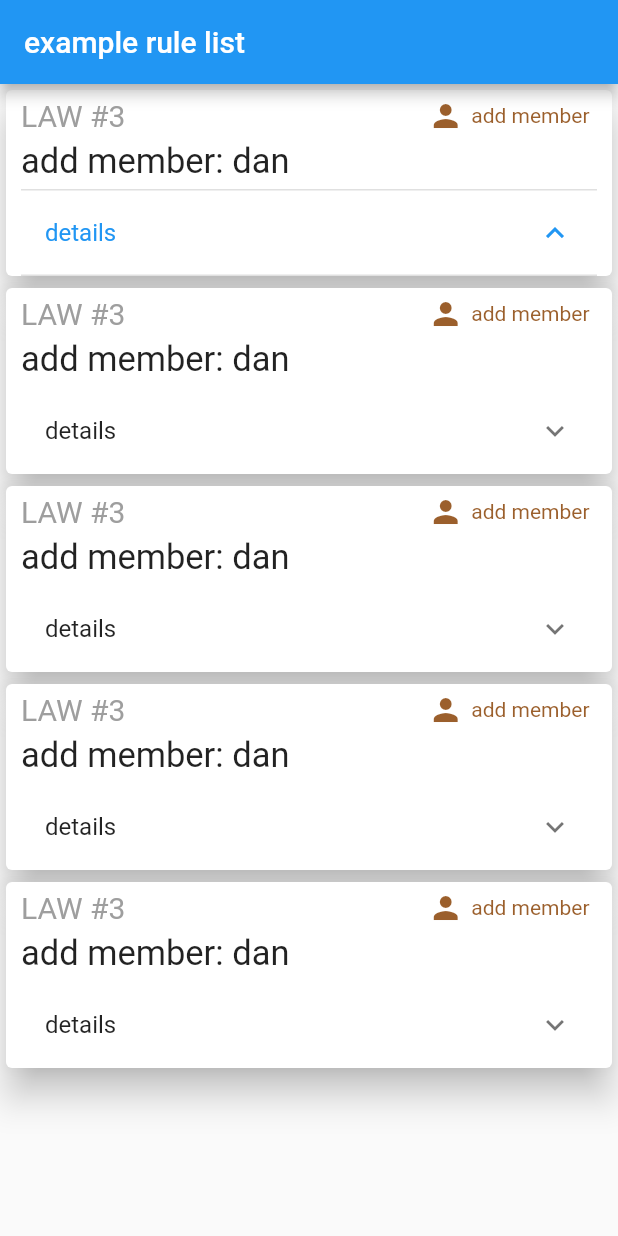
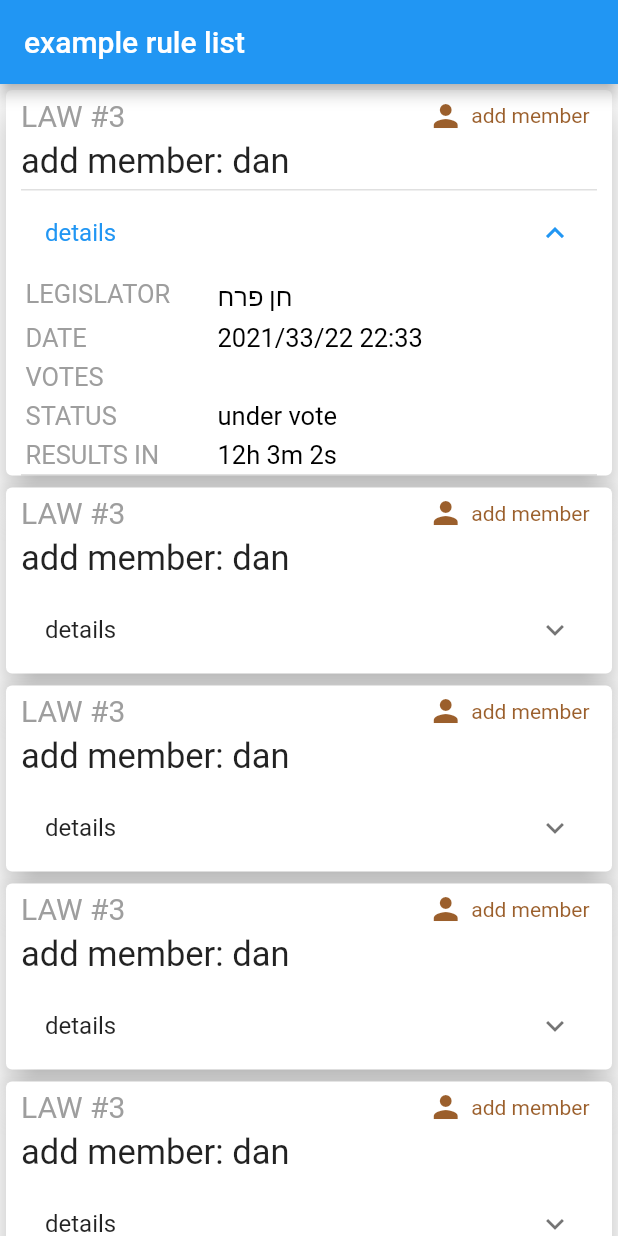
Before and after one commit to chenPerach/flutter-demo-sim, a Flutter app: the screen it shows after launch, after a tap on "details", on a phone screen of 412 x 824 dp. Run offline on Flutter 3.47's test engine with Material 2 defaults, Android fonts, the phone set to English and light mode, and no system bars; drawn by our look-alikes of flutter_countdown_timer; our stand-ins replace firebase_core, firebase_messaging; accounts and stored records are empty.

Commit message:
added prototype for the law widget

```diff
--- a/lib/main.dart
+++ b/lib/main.dart
@@ -4,6 +4,8 @@ import 'package:flutter/material.dart';
 
 // Import the firebase_core plugin
 import 'package:firebase_core/firebase_core.dart';
+import 'package:flutter_countdown_timer/flutter_countdown_timer.dart';
+import 'package:intl/intl.dart';
 
 void main() {
   WidgetsFlutterBinding.ensureInitialized();
@@ -75,19 +77,19 @@ class HomePage extends StatelessWidget {
       body: ListView(
         children: [
           RuleW(
-            rule: dummy_rule,
+            law: dummy_rule,
           ),
           RuleW(
-            rule: dummy_rule,
+            law: dummy_rule,
           ),
           RuleW(
-            rule: dummy_rule,
+            law: dummy_rule,
           ),
           RuleW(
-            rule: dummy_rule,
+            law: dummy_rule,
           ),
           RuleW(
-            rule: dummy_rule,
+            law: dummy_rule,
           ),
 
         ],
@@ -97,8 +99,8 @@ class HomePage extends StatelessWidget {
 }
 
 class RuleW extends StatelessWidget {
-  final Law rule;
-  RuleW({this.rule});
+  final Law law;
+  RuleW({this.law});
 
   @override
   Widget build(BuildContext context) {
@@ -113,7 +115,7 @@ class RuleW extends StatelessWidget {
               mainAxisAlignment: MainAxisAlignment.spaceBetween,
               children: [
                 Text(
-                  "LAW #${rule.id.toString()}",
+                  "LAW #${law.id.toString()}",
                   style: TextStyle(
                       fontSize: 20,
                       fontWeight: FontWeight.w400,
@@ -128,13 +130,13 @@ class RuleW extends StatelessWidget {
             Container(
               alignment: Alignment.centerLeft,
               child: Text(
-                "${rule.content.type.toLowerCase().replaceAll("_", " ")}: dan",
+                "${law.content.type.toLowerCase().replaceAll("_", " ")}: dan",
                 style: TextStyle(fontSize: 23, fontWeight: FontWeight.w400),
               ),
             ),
             SizedBox(height: 5,),
             ExpansionTile(title: Text("details"),children: [
-
+              ContentW(law)
             ],)
           ],
         ),
@@ -153,7 +155,7 @@ class RuleW extends StatelessWidget {
           width: 5,
         ),
         Text(
-          rule.content.type.toLowerCase().replaceAll("_", " "),
+          law.content.type.toLowerCase().replaceAll("_", " "),
           style: TextStyle(color: typeColor),
         ),
         SizedBox(
@@ -163,3 +165,56 @@ class RuleW extends StatelessWidget {
     ));
   }
 }
+class ContentW extends StatelessWidget {
+  final Law law;
+  ContentW(this.law);
+  @override
+  Widget build(BuildContext context) {
+    switch (this.law.content.type) {
+      case "ADD_MEMBER":
+        return _member(law.content);
+        break;
+      default:
+      return Container(child: Text("nothing here...."),);
+    }
+  }
+  Widget _member(ContentAddMember content){
+    return Table(columnWidths: <int,TableColumnWidth> {
+      0: FlexColumnWidth(0.4),
+      1: FlexColumnWidth(0.8)
+    },
+    children: [
+      TableRow(children: [
+        Container(child: _row_head("Legislator".toUpperCase()),padding: EdgeInsets.all(3)),
+        Container(child: _table_content(this.law.legislator.name),padding: EdgeInsets.all(3)),
+      ]),
+      TableRow(children: [
+        Container(child: _row_head("Date".toUpperCase()),padding: EdgeInsets.all(3),),
+        Container(child: _table_content( DateFormat("yyyy/mm/dd kk:mm").format(this.law.timeStamp)),padding: EdgeInsets.all(3)),
+      ]),
+      TableRow(children: [
+        Container(child: _row_head("Votes".toUpperCase()),padding: EdgeInsets.all(3),),
+        Container(child: _table_content(""),padding: EdgeInsets.all(3)),
+      ]),
+      TableRow(children: [
+        Container(child: _row_head("status".toUpperCase()),padding: EdgeInsets.all(3),),
+        Container(child: _table_content(law.status.toLowerCase().replaceAll("_", " ")),padding: EdgeInsets.all(3)),
+
+      ]),
+      TableRow(children: [
+        Container(child: _row_head("results in".toUpperCase()),padding: EdgeInsets.all(3),),
+        Container(child: CountdownTimer(widgetBuilder: (context, time) {
+          if(time == null) return Text("time has passed");
+          return _table_content("${time.hours}h ${time.min}m ${time.sec}s");
+        } ,endTime: law.timeStamp.add(Duration(days: 1)).millisecondsSinceEpoch),padding: EdgeInsets.all(3)),
+      ]),
+    ],);
+
+  }
+  Widget _row_head(String text){
+    return Text(text,style: TextStyle(color: Colors.grey[500],fontWeight: FontWeight.w400,fontSize: 17),);
+  }
+  Widget _table_content(String text){
+    return Text(text,style:  TextStyle(color: Colors.black,fontWeight: FontWeight.w400,fontSize: 17),);
+  }
+}
--- a/lib/models/rule.dart
+++ b/lib/models/rule.dart
@@ -43,7 +43,8 @@ class Member{
 abstract class Content{
   int id;
   String type;
-  Content({@required this.id,@required this.type});
+  String legislator;
+  Content({@required this.id,@required this.type,@required this.legislator});
   factory Content.fromJson(Map<String,dynamic> json){
     switch (json["type"]) {
       case "ADD_MEMBER":
@@ -58,8 +59,8 @@ abstract class Content{
 class ContentAddMember extends Content{
   Member member;
   String reason;
-  ContentAddMember({ this.reason,@required this.member,@required int id}):
-    super(id: id,type: "ADD_MEMBER");
+  ContentAddMember({ this.reason,@required this.member,@required int id,@required String legislator}):
+    super(id: id,type: "ADD_MEMBER",legislator: legislator);
   factory ContentAddMember.fromJson(Map<String,dynamic> json){
     return ContentAddMember(
       member: Member.fromJson(json["member"]),
@@ -94,8 +95,8 @@ Map<String,dynamic> dummy = {
         },
         "reason": "אני חן ואני מגניב"
     },
-    "status": null,
-    "timestamp": "2021-04-17T22:33:02.018+00:00",
+    "status": "UNDER_VOTE",
+    "timestamp": "2021-04-22T22:33:02.018+00:00",
     "constitutional": false,
     "anonymousLegislator": false
 };
--- a/pubspec.yaml
+++ b/pubspec.yaml
@@ -23,6 +23,8 @@ environment:
 dependencies:
   flutter:
     sdk: flutter
+  flutter_countdown_timer: ^4.1.0
+  intl: ^0.17.0
   firebase_core: ^1.0.3
   firebase_messaging: ^9.1.1
 
```
Also changed, not shown: lib/Widgets/Law/LawWidget.dart (added), pubspec.lock.
